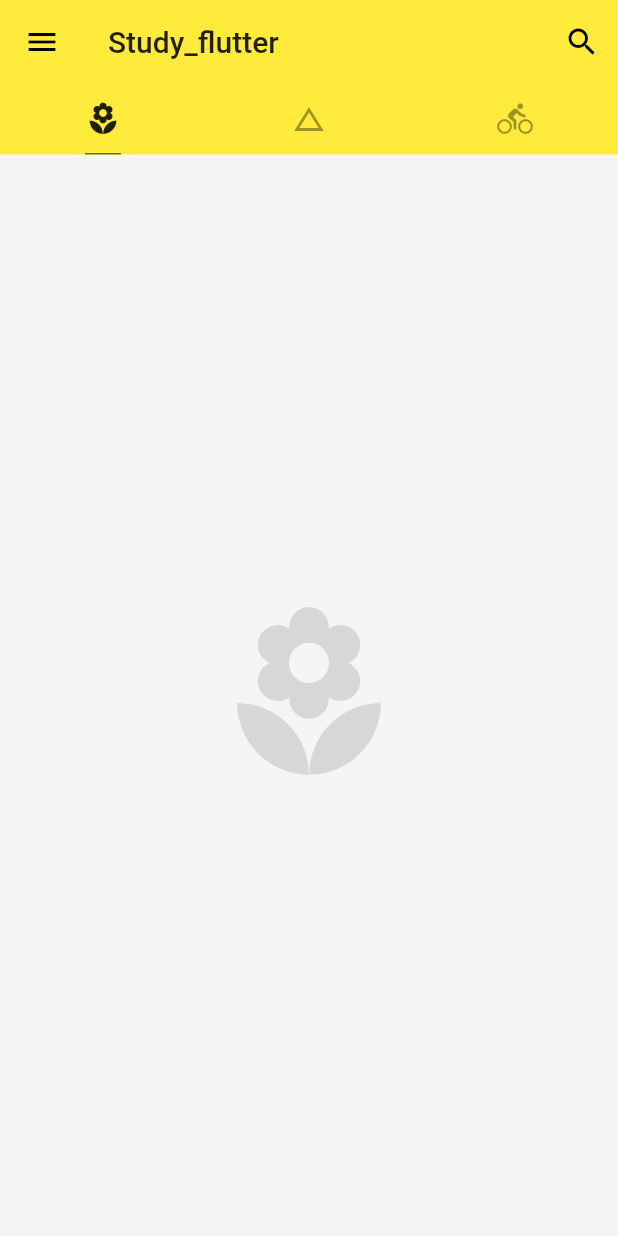
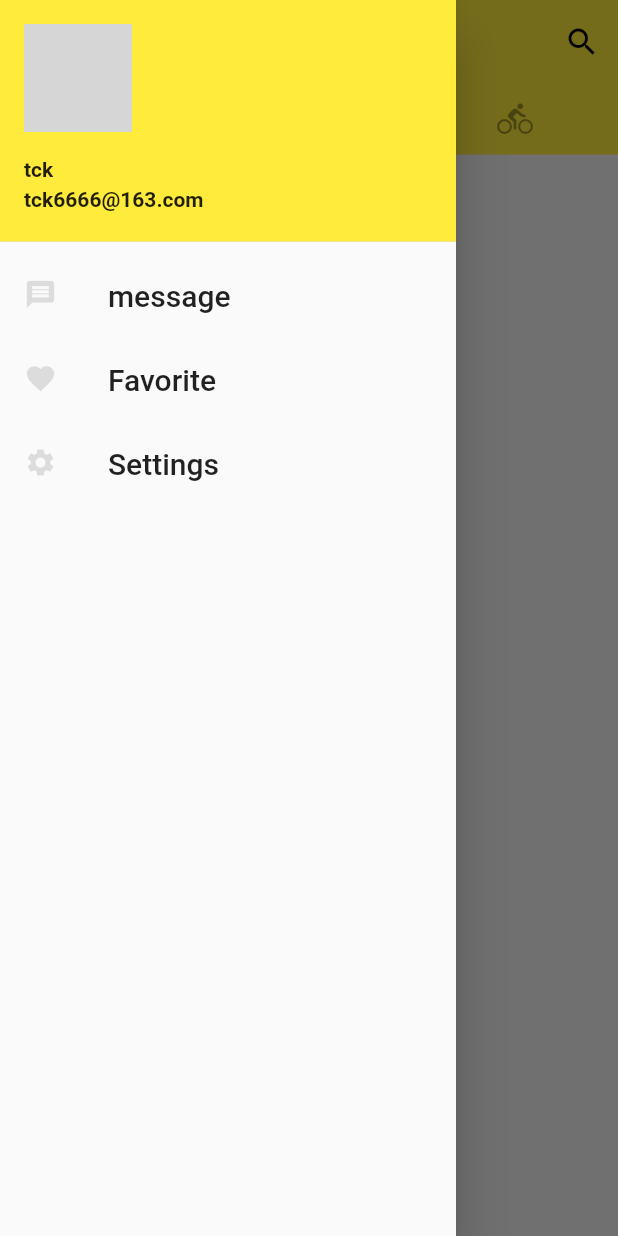
Before and after one commit to tck8888/flutter_study, a Flutter app: the screen it shows after launch, with the side drawer open (before the commit the screen has no drawer), on a phone screen of 412 x 824 dp. Run offline on Flutter 3.47's test engine with Material 2 defaults, Android fonts, the phone set to English and light mode, and no system bars; network calls fail; grey boxes are pictures that could not be loaded.

Commit message:
DrawerStudy学习

```diff
--- a/lib/main.dart
+++ b/lib/main.dart
@@ -1,5 +1,5 @@
 import 'package:flutter/material.dart';
-import 'package:flutter_study/study_widget/list_view_study.dart';
+import 'package:flutter_study/study_widget/drawer_study.dart';
 
 void main() => runApp(MyApp());
 
@@ -8,9 +8,11 @@ class MyApp extends StatelessWidget {
   Widget build(BuildContext context) {
     return MaterialApp(
         debugShowCheckedModeBanner: false,
-        theme: ThemeData(primarySwatch: Colors.yellow,
+        theme: ThemeData(
+          primarySwatch: Colors.yellow,
           highlightColor: Color.fromRGBO(255, 255, 255, 0.5),
-        splashColor: Colors.white70,),
+          splashColor: Colors.white70,
+        ),
         home: Home());
   }
 }
@@ -23,13 +25,6 @@ class Home extends StatelessWidget {
         child: Scaffold(
           backgroundColor: Colors.grey[100],
           appBar: AppBar(
-            leading: IconButton(
-              icon: Icon(
-                Icons.menu,
-              ),
-              onPressed: () => {debugPrint('Navigation button is pressed')},
-              tooltip: "Navigation",
-            ),
               actions: <Widget>[
                 IconButton(
                   icon: Icon(
@@ -48,18 +43,35 @@ class Home extends StatelessWidget {
                   indicatorColor: Colors.black54,
                   indicatorSize: TabBarIndicatorSize.label,
                   indicatorWeight: 1.0,
-                tabs:[
-              Tab(icon: Icon(Icons.local_florist),),
-              Tab(icon: Icon(Icons.change_history),),
-              Tab(icon: Icon(Icons.directions_bike),)
+                  tabs: [
+                    Tab(
+                      icon: Icon(Icons.local_florist),
+                    ),
+                    Tab(
+                      icon: Icon(Icons.change_history),
+                    ),
+                    Tab(
+                      icon: Icon(Icons.directions_bike),
+                    )
+                  ])),
+          body: TabBarView(children: [
+            Icon(
+              Icons.local_florist,
+              size: 128.0,
+              color: Colors.black12,
+            ),
+            Icon(
+              Icons.change_history,
+              size: 128.0,
+              color: Colors.black12,
+            ),
+            Icon(
+              Icons.directions_bike,
+              size: 128.0,
+              color: Colors.black12,
+            ),
           ]),
-          ),
-          body: TabBarView(children: [
-            Icon(Icons.local_florist,size: 128.0, color: Colors.black12,),
-            Icon(Icons.change_history,size: 128.0, color: Colors.black12,),
-            Icon(Icons.directions_bike,size: 128.0, color: Colors.black12,),
-          ]),
-        )
-    );
+          drawer: DrawerStudy(),
+        ));
   }
 }
--- /dev/null
+++ b/lib/study_widget/drawer_study.dart
@@ -0,0 +1,63 @@
+import 'package:flutter/material.dart';
+
+class DrawerStudy extends StatelessWidget {
+  @override
+  Widget build(BuildContext context) {
+    return  Drawer(
+      child: ListView(
+        padding: EdgeInsets.zero,
+        children: <Widget>[
+          UserAccountsDrawerHeader(
+            accountName: Text(
+              "tck",
+              style: TextStyle(fontWeight: FontWeight.bold),
+            ),
+            accountEmail:Text(
+              "tck6666@163.com",
+              style: TextStyle(fontWeight: FontWeight.bold),
+            ),
+            currentAccountPicture:CircleAvatar(
+              backgroundImage: NetworkImage("https://avatars3.githubusercontent.com/u/22141186?s=460&v=4"),
+            ) ,
+          ),
+          ListTile(
+            title: Text(
+              "message",
+              style: Theme.of(context).textTheme.title,
+            ),
+            leading: Icon(
+              Icons.message,
+              color: Colors.black12,
+              size: 22.0,
+            ),
+            onTap: ()=>Navigator.pop(context),
+          ),
+          ListTile(
+            title: Text(
+              "Favorite",
+              style: Theme.of(context).textTheme.title,
+            ),
+            leading: Icon(
+              Icons.favorite,
+              color: Colors.black12,
+              size: 22.0,
+            ),
+            onTap: ()=>Navigator.pop(context),
+          ),
+          ListTile(
+            title: Text(
+              "Settings",
+              style: Theme.of(context).textTheme.title,
+            ),
+            leading: Icon(
+              Icons.settings,
+              color: Colors.black12,
+              size: 22.0,
+            ),
+            onTap: ()=>Navigator.pop(context),
+          )
+        ],
+      ),
+    );
+  }
+}
```
Lines whose indentation alone changed are shown as unchanged.
